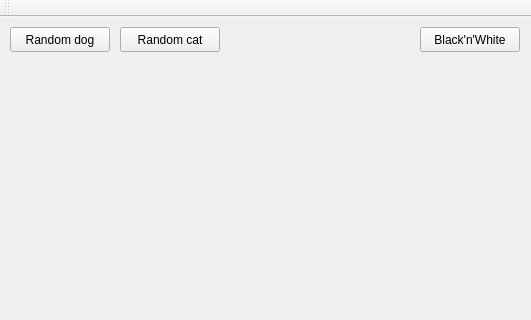
Qt form RandomPics/RandomPics.ui (EugW/RandomPics) before a commit; both pictures show x 0 to 531 and y 0 to 320 of the 531 by 620 pixel window.
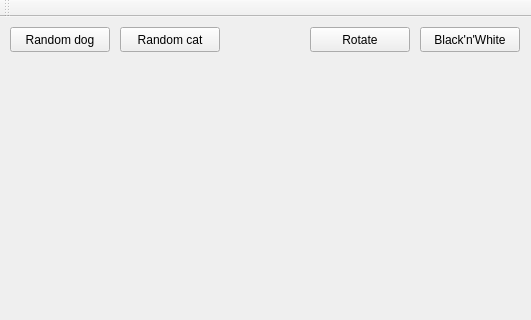
The same form after that commit.

Commit message: Implement rotate button

The edit to the form file:
```diff
--- a/RandomPics/RandomPics.ui
+++ b/RandomPics/RandomPics.ui
@@ -108,6 +108,19 @@
      <string>Black'n'White</string>
     </property>
    </widget>
+   <widget class="QPushButton" name="pushButtonRotate">
+    <property name="geometry">
+     <rect>
+      <x>310</x>
+      <y>10</y>
+      <width>100</width>
+      <height>25</height>
+     </rect>
+    </property>
+    <property name="text">
+     <string>Rotate</string>
+    </property>
+   </widget>
   </widget>
   <widget class="QMenuBar" name="menuBar">
    <property name="geometry">
```
The commit also changes 2 other files.
